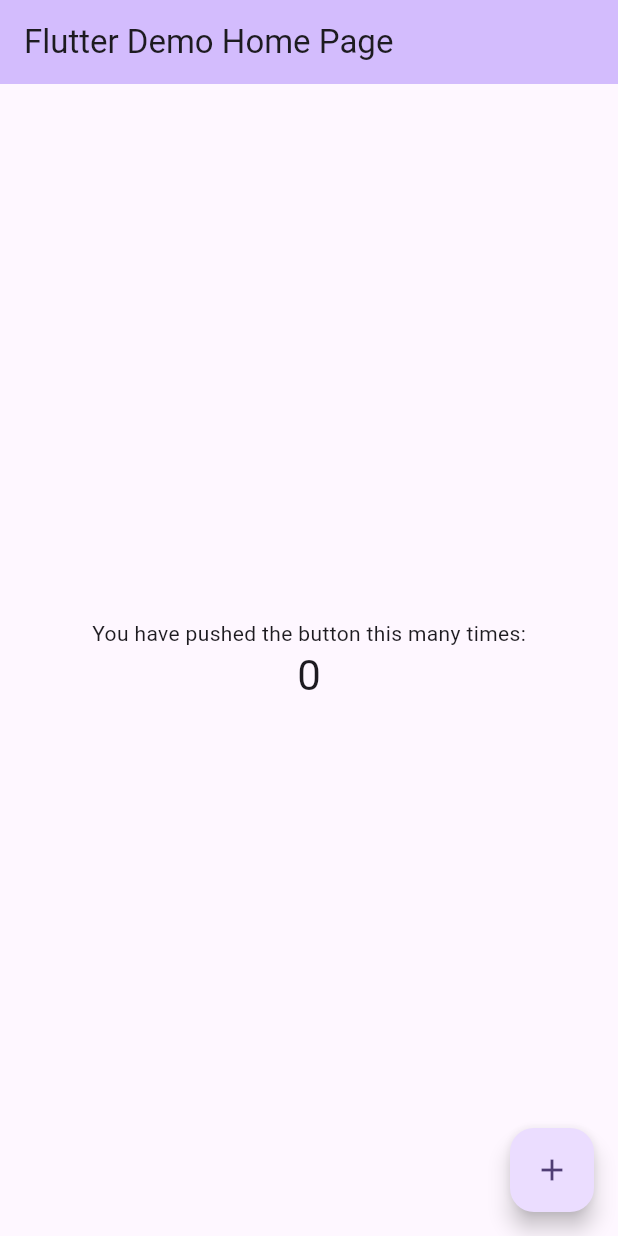
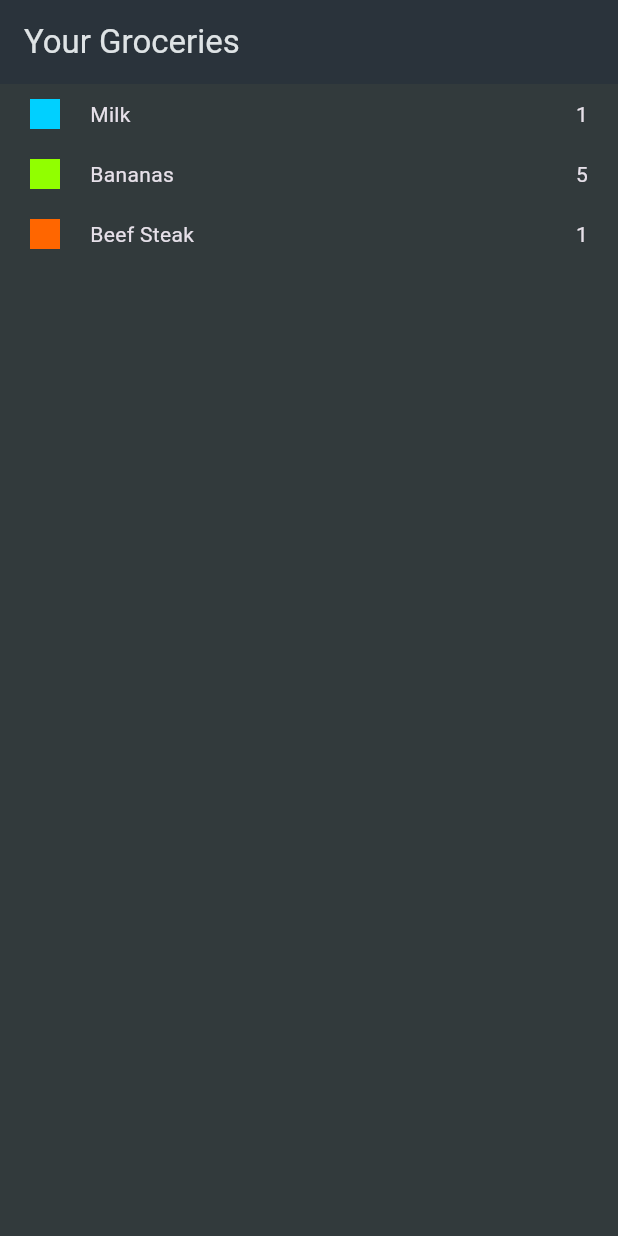
Before and after one commit to matidr/shopping_list_flutter, a Flutter app: the screen it shows after launch, on a phone screen of 412 x 824 dp. Run offline on Flutter 3.47's test engine with Material 3 defaults, Android fonts, the phone set to English and light mode, and no system bars.

Commit message:
add basic grocery list UI and models

```diff
--- /dev/null
+++ b/lib/data/categories.dart
@@ -0,0 +1,21 @@
+import 'package:flutter/material.dart';
+import 'package:shopping_list/models/category.dart';
+
+const categories = {
+  Categories.vegetables: Category(
+    'Vegetables',
+    Color.fromARGB(255, 0, 255, 128),
+  ),
+  Categories.fruit: Category('Fruit', Color.fromARGB(255, 145, 255, 0)),
+  Categories.meat: Category('Meat', Color.fromARGB(255, 255, 102, 0)),
+  Categories.dairy: Category('Dairy', Color.fromARGB(255, 0, 208, 255)),
+  Categories.carbs: Category('Carbs', Color.fromARGB(255, 0, 60, 255)),
+  Categories.sweets: Category('Sweets', Color.fromARGB(255, 255, 149, 0)),
+  Categories.spices: Category('Spices', Color.fromARGB(255, 255, 187, 0)),
+  Categories.convenience: Category(
+    'Convenience',
+    Color.fromARGB(255, 191, 0, 255),
+  ),
+  Categories.hygiene: Category('Hygiene', Color.fromARGB(255, 149, 0, 255)),
+  Categories.other: Category('Other', Color.fromARGB(255, 0, 225, 255)),
+};
--- /dev/null
+++ b/lib/data/dummy_items.dart
@@ -0,0 +1,24 @@
+import 'package:shopping_list/data/categories.dart';
+import 'package:shopping_list/models/category.dart';
+import 'package:shopping_list/models/grocery_item.dart';
+
+final groceryItems = [
+  GroceryItem(
+    id: 'a',
+    name: 'Milk',
+    quantity: 1,
+    category: categories[Categories.dairy]!,
+  ),
+  GroceryItem(
+    id: 'b',
+    name: 'Bananas',
+    quantity: 5,
+    category: categories[Categories.fruit]!,
+  ),
+  GroceryItem(
+    id: 'c',
+    name: 'Beef Steak',
+    quantity: 1,
+    category: categories[Categories.meat]!,
+  ),
+];
--- a/lib/main.dart
+++ b/lib/main.dart
@@ -1,4 +1,5 @@
 import 'package:flutter/material.dart';
+import 'package:shopping_list/screens/groceries_list.dart';
 
 void main() {
   runApp(const MyApp());
@@ -11,112 +12,16 @@ class MyApp extends StatelessWidget {
   @override
   Widget build(BuildContext context) {
     return MaterialApp(
-      title: 'Flutter Demo',
-      theme: ThemeData(
-        // This is the theme of your application.
-        //
-        // TRY THIS: Try running your application with "flutter run". You'll see
-        // the application has a purple toolbar. Then, without quitting the app,
-        // try changing the seedColor in the colorScheme below to Colors.green
-        // and then invoke "hot reload" (save your changes or press the "hot
-        // reload" button in a Flutter-supported IDE, or press "r" if you used
-        // the command line to start the app).
-        //
-        // Notice that the counter didn't reset back to zero; the application
-        // state is not lost during the reload. To reset the state, use hot
-        // restart instead.
-        //
-        // This works for code too, not just values: Most code changes can be
-        // tested with just a hot reload.
-        colorScheme: ColorScheme.fromSeed(seedColor: Colors.deepPurple),
+      title: 'Flutter Groceries',
+      theme: ThemeData.dark().copyWith(
+        colorScheme: ColorScheme.fromSeed(
+          seedColor: const Color.fromARGB(255, 147, 229, 250),
+          brightness: Brightness.dark,
+          surface: const Color.fromARGB(255, 42, 51, 59),
+        ),
+        scaffoldBackgroundColor: const Color.fromARGB(255, 50, 58, 60),
       ),
-      home: const MyHomePage(title: 'Flutter Demo Home Page'),
+      home: GroceriesListScreen(),
     );
   }
 }
-
-class MyHomePage extends StatefulWidget {
-  const MyHomePage({super.key, required this.title});
-
-  // This widget is the home page of your application. It is stateful, meaning
-  // that it has a State object (defined below) that contains fields that affect
-  // how it looks.
-
-  // This class is the configuration for the state. It holds the values (in this
-  // case the title) provided by the parent (in this case the App widget) and
-  // used by the build method of the State. Fields in a Widget subclass are
-  // always marked "final".
-
-  final String title;
-
-  @override
-  State<MyHomePage> createState() => _MyHomePageState();
-}
-
-class _MyHomePageState extends State<MyHomePage> {
-  int _counter = 0;
-
-  void _incrementCounter() {
-    setState(() {
-      // This call to setState tells the Flutter framework that something has
-      // changed in this State, which causes it to rerun the build method below
-      // so that the display can reflect the updated values. If we changed
-      // _counter without calling setState(), then the build method would not be
-      // called again, and so nothing would appear to happen.
-      _counter++;
-    });
-  }
-
-  @override
-  Widget build(BuildContext context) {
-    // This method is rerun every time setState is called, for instance as done
-    // by the _incrementCounter method above.
-    //
-    // The Flutter framework has been optimized to make rerunning build methods
-    // fast, so that you can just rebuild anything that needs updating rather
-    // than having to individually change instances of widgets.
-    return Scaffold(
-      appBar: AppBar(
-        // TRY THIS: Try changing the color here to a specific color (to
-        // Colors.amber, perhaps?) and trigger a hot reload to see the AppBar
-        // change color while the other colors stay the same.
-        backgroundColor: Theme.of(context).colorScheme.inversePrimary,
-        // Here we take the value from the MyHomePage object that was created by
-        // the App.build method, and use it to set our appbar title.
-        title: Text(widget.title),
-      ),
-      body: Center(
-        // Center is a layout widget. It takes a single child and positions it
-        // in the middle of the parent.
-        child: Column(
-          // Column is also a layout widget. It takes a list of children and
-          // arranges them vertically. By default, it sizes itself to fit its
-          // children horizontally, and tries to be as tall as its parent.
-          //
-          // Column has various properties to control how it sizes itself and
-          // how it positions its children. Here we use mainAxisAlignment to
-          // center the children vertically; the main axis here is the vertical
-          // axis because Columns are vertical (the cross axis would be
-          // horizontal).
-          //
-          // TRY THIS: Invoke "debug painting" (choose the "Toggle Debug Paint"
-          // action in the IDE, or press "p" in the console), to see the
-          // wireframe for each widget.
-          mainAxisAlignment: MainAxisAlignment.center,
-          children: <Widget>[
-            const Text('You have pushed the button this many times:'),
-            Text(
-              '$_counter',
-              style: Theme.of(context).textTheme.headlineMedium,
-            ),
-          ],
-        ),
-      ),
-      floatingActionButton: FloatingActionButton(
-        onPressed: _incrementCounter,
-        tooltip: 'Increment',
-        child: const Icon(Icons.add),
-      ), // This trailing comma makes auto-formatting nicer for build methods.
-    );
-  }
-}
--- /dev/null
+++ b/lib/models/category.dart
@@ -0,0 +1,21 @@
+import 'dart:ui';
+
+enum Categories {
+  vegetables,
+  fruit,
+  meat,
+  dairy,
+  carbs,
+  sweets,
+  spices,
+  convenience,
+  hygiene,
+  other,
+}
+
+class Category {
+  const Category(this.name, this.color);
+
+  final String name;
+  final Color color;
+}
--- /dev/null
+++ b/lib/models/grocery_item.dart
@@ -0,0 +1,15 @@
+import 'package:shopping_list/models/category.dart';
+
+class GroceryItem {
+  const GroceryItem({
+    required this.id,
+    required this.name,
+    required this.quantity,
+    required this.category,
+  });
+
+  final String id;
+  final String name;
+  final int quantity;
+  final Category category;
+}
--- /dev/null
+++ b/lib/screens/groceries_list.dart
@@ -0,0 +1,20 @@
+import 'package:flutter/material.dart';
+import 'package:shopping_list/data/dummy_items.dart';
+import 'package:shopping_list/widgets/grocery_item.dart';
+
+class GroceriesListScreen extends StatelessWidget {
+  const GroceriesListScreen({super.key});
+
+  @override
+  Widget build(BuildContext context) {
+    return Scaffold(
+      appBar: AppBar(title: Text("Your Groceries")),
+      body: ListView.builder(
+        itemCount: groceryItems.length,
+        itemBuilder: (context, index) => groceryItems
+            .map((groceryItem) => GroceryListItem(item: groceryItem))
+            .toList()[index],
+      ),
+    );
+  }
+}
--- /dev/null
+++ b/lib/widgets/grocery_item.dart
@@ -0,0 +1,24 @@
+import 'package:flutter/cupertino.dart';
+import 'package:shopping_list/models/grocery_item.dart';
+
+class GroceryListItem extends StatelessWidget {
+  const GroceryListItem({super.key, required this.item});
+
+  final GroceryItem item;
+
+  @override
+  Widget build(BuildContext context) {
+    return Padding(
+      padding: EdgeInsets.symmetric(horizontal: 20, vertical: 10),
+      child: Row(
+        children: [
+          Container(width: 20, height: 20, color: item.category.color),
+          SizedBox(width: 20),
+          Text(item.name),
+          Spacer(),
+          Text(item.quantity.toString()),
+        ],
+      ),
+    );
+  }
+}
```
